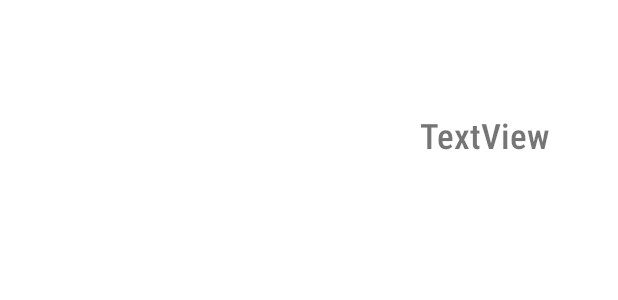
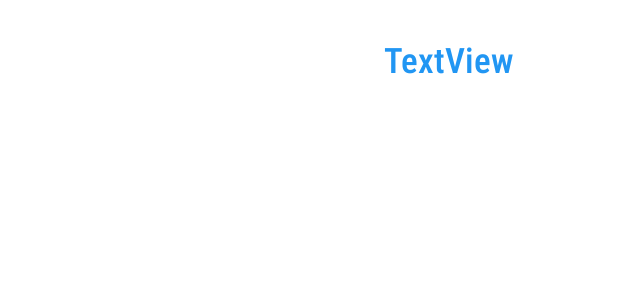
Before and after one commit to IchsanAlfian/Story-Apps, an Android app: the layout item_story.xml on its own in the app's theme, with its tools: preview values and no code run, on a phone screen of 412 x 824 dp. Shown: the top 300 px of the screen. Run offline under Robolectric (Android 15) with nearby library versions, the phone set to English and light mode, and no system bars.

Commit message:
final bismillah

```diff
--- a/app/src/main/java/com/ichsanalfian/mystoryapp/remote/StoryRepository.kt
+++ b/app/src/main/java/com/ichsanalfian/mystoryapp/remote/StoryRepository.kt
@@ -1,7 +1,6 @@
 package com.ichsanalfian.mystoryapp.remote
 
 import android.util.Log
-
 import androidx.lifecycle.LiveData
 import androidx.lifecycle.MutableLiveData
 import androidx.lifecycle.asLiveData
--- a/app/src/main/java/com/ichsanalfian/mystoryapp/ui/story/StoryActivity.kt
+++ b/app/src/main/java/com/ichsanalfian/mystoryapp/ui/story/StoryActivity.kt
@@ -51,7 +51,6 @@ class StoryActivity : AppCompatActivity() {
             R.id.button_add -> {
                 val intent = Intent(this, AddStoryActivity::class.java)
                 startActivity(intent)
-                finish()
                 true
             }
             R.id.button_setting -> {
@@ -73,7 +72,8 @@ class StoryActivity : AppCompatActivity() {
         AlertDialog.Builder(this)
             .setMessage(getString(R.string.msg_exit))
             .setCancelable(false)
-            .setPositiveButton(getString(R.string.msg_yes)) { _, _ -> super.onBackPressed() }
+            .setPositiveButton(getString(R.string.msg_yes)) { _, _ -> super.onBackPressed()
+                finishAffinity()  }
             .setNegativeButton(getString(R.string.msg_no), null)
             .show()
     }
--- a/app/src/main/java/com/ichsanalfian/mystoryapp/ui/welcome/WelcomeActivity.kt
+++ b/app/src/main/java/com/ichsanalfian/mystoryapp/ui/welcome/WelcomeActivity.kt
@@ -41,11 +41,9 @@ class WelcomeActivity : AppCompatActivity() {
     private fun setupAction() {
         binding.loginButton.setOnClickListener {
             startActivity(Intent(this, LoginActivity::class.java))
-            finish()
         }
         binding.registerButton.setOnClickListener {
             startActivity(Intent(this, RegisterActivity::class.java))
-            finish()
         }
     }
 
--- a/app/src/main/res/layout/activity_detail_story.xml
+++ b/app/src/main/res/layout/activity_detail_story.xml
@@ -24,6 +24,7 @@
         android:fontFamily="sans-serif-condensed-light"
         android:textSize="40sp"
         android:textStyle="bold"
+        android:textColor="@color/blue_500"
         app:layout_constraintEnd_toEndOf="parent"
         app:layout_constraintHorizontal_bias="0.498"
         app:layout_constraintStart_toStartOf="parent"
@@ -36,8 +37,6 @@
         android:layout_height="wrap_content"
         android:fontFamily="sans-serif-condensed-light"
         android:textSize="25sp"
-
-
         app:layout_constraintBottom_toBottomOf="parent"
         app:layout_constraintEnd_toEndOf="parent"
         app:layout_constraintStart_toStartOf="parent"
--- a/app/src/main/res/layout/item_story.xml
+++ b/app/src/main/res/layout/item_story.xml
@@ -16,15 +16,17 @@
 
     <com.google.android.material.textview.MaterialTextView
         android:id="@+id/tv_item_name"
-        android:layout_width="wrap_content"
-        android:layout_height="wrap_content"
+        android:layout_width="127dp"
+        android:layout_height="133dp"
         android:fontFamily="sans-serif-condensed-light"
         android:textSize="23sp"
         android:textStyle="bold"
+        android:textColor="@color/blue_500"
         app:layout_constraintBottom_toBottomOf="parent"
         app:layout_constraintEnd_toEndOf="parent"
+        app:layout_constraintHorizontal_bias="0.44"
         app:layout_constraintStart_toEndOf="@+id/iv_item_photo"
         app:layout_constraintTop_toTopOf="parent"
-        app:layout_constraintVertical_bias="0.503"
+        app:layout_constraintVertical_bias="0.51"
         tools:text="TextView" />
 </androidx.constraintlayout.widget.ConstraintLayout>
--- a/app/src/main/res/values/strings.xml
+++ b/app/src/main/res/values/strings.xml
@@ -35,4 +35,5 @@
     <string name="msg_errorEmail">Invalid email</string>
     <string name="msg_hintPw">Enter Password</string>
     <string name="msg_errorPw">Minimum password length is 8</string>
+    <string name="msg_errorDesc">Please write some description</string>
 </resources>
```
Also changed, not shown: app/src/main/java/com/ichsanalfian/mystoryapp/ui/addStory/AddStoryActivity.kt (+36 -11 lines), 1 other file.
